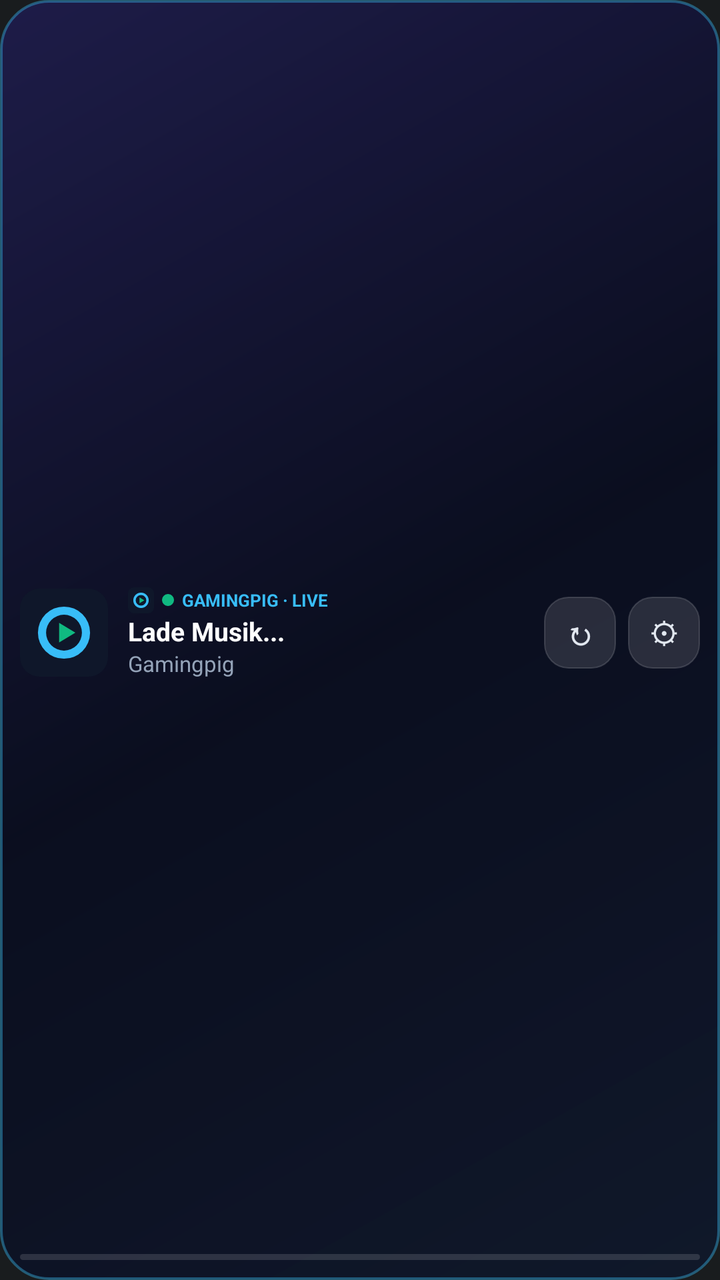
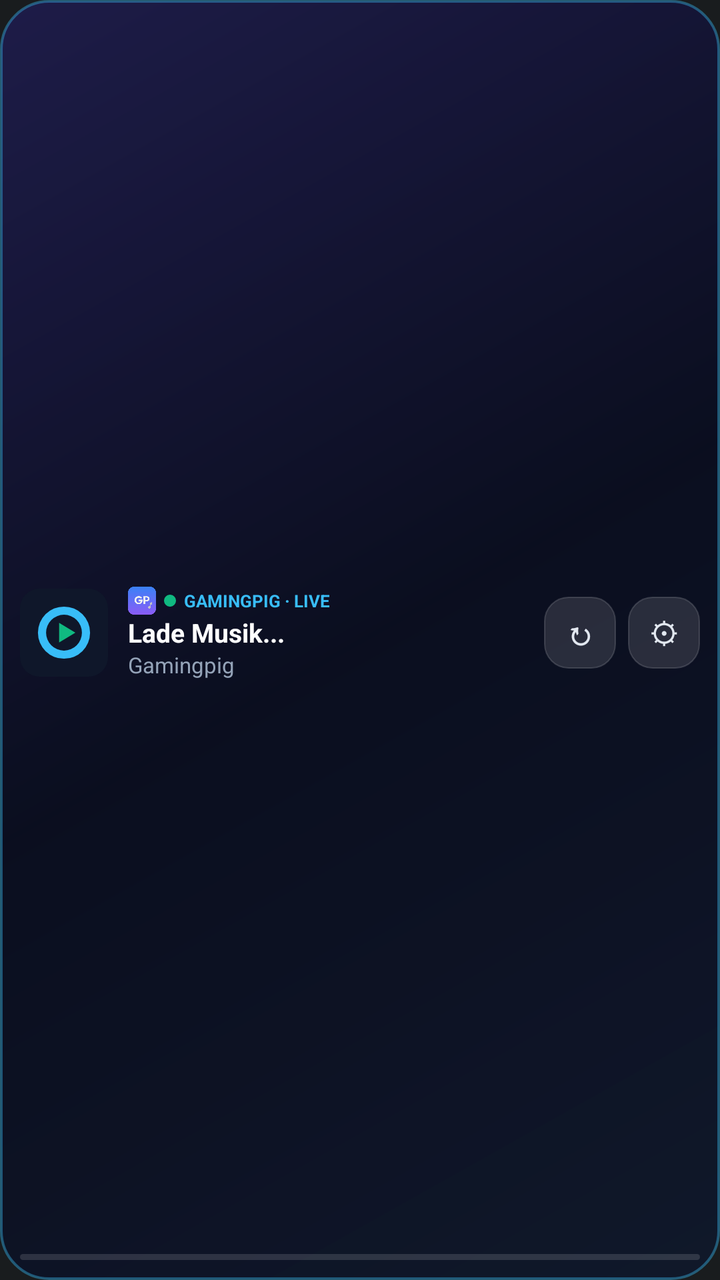

Screens rendered from an Android XML layout before and after an edit, with the pre-edit source and the edit as a unified diff.
<!-- AndroidManifest.xml: application theme android:Theme.DeviceDefault.NoActionBar -->
<!-- res/layout/widget_layout_compact.xml -->
<?xml version="1.0" encoding="utf-8"?>
<FrameLayout xmlns:android="http://schemas.android.com/apk/res/android"
    android:id="@+id/widget_root"
    android:layout_width="match_parent"
    android:layout_height="match_parent"
    android:background="@drawable/widget_bg_liquid">

    <ImageView
        android:id="@+id/widget_bg_image"
        android:layout_width="match_parent"
        android:layout_height="match_parent"
        android:scaleType="fitXY"
        android:visibility="gone" />

    <LinearLayout
        android:layout_width="match_parent"
        android:layout_height="match_parent"
        android:gravity="center_vertical"
        android:orientation="vertical"
        android:padding="10dp">

        <LinearLayout
            android:layout_width="match_parent"
            android:layout_height="0dp"
            android:layout_weight="1"
            android:gravity="center_vertical"
            android:orientation="horizontal">

            <LinearLayout
                android:id="@+id/widget_content_area"
                android:layout_width="0dp"
                android:layout_height="wrap_content"
                android:layout_weight="1"
                android:gravity="center_vertical"
                android:orientation="horizontal">

                <ImageView
                    android:id="@+id/widget_cover"
                    android:layout_width="44dp"
                    android:layout_height="44dp"
                    android:background="@drawable/cover_placeholder"
                    android:scaleType="centerCrop"
                    android:src="@drawable/ic_launcher_pig" />

                <LinearLayout
                    android:layout_width="0dp"
                    android:layout_height="wrap_content"
                    android:layout_marginStart="10dp"
                    android:layout_weight="1"
                    android:orientation="vertical">

                    <LinearLayout
                        android:layout_width="match_parent"
                        android:layout_height="wrap_content"
                        android:gravity="center_vertical"
                        android:orientation="horizontal">

                        <ImageView
                            android:id="@+id/widget_app_logo"
                            android:layout_width="13dp"
                            android:layout_height="13dp"
                            android:src="@drawable/ic_launcher_pig" />

                        <ImageView
                            android:id="@+id/widget_status_dot"
                            android:layout_width="6dp"
                            android:layout_height="6dp"
                            android:layout_marginStart="4dp"
                            android:src="@drawable/status_dot_live" />

                        <TextView
                            android:id="@+id/widget_status_text"
                            android:layout_width="wrap_content"
                            android:layout_height="wrap_content"
                            android:layout_marginStart="4dp"
                            android:ellipsize="end"
                            android:maxLines="1"
                            android:text="GAMINGPIG · LIVE"
                            android:textColor="#38BDF8"
                            android:textSize="8.5sp"
                            android:textStyle="bold" />
                    </LinearLayout>

                    <TextView
                        android:id="@+id/widget_title"
                        android:layout_width="match_parent"
                        android:layout_height="wrap_content"
                        android:ellipsize="end"
                        android:maxLines="1"
                        android:text="Lade Musik..."
                        android:textColor="#FFFFFF"
                        android:textSize="13sp"
                        android:textStyle="bold" />

                    <TextView
                        android:id="@+id/widget_artist"
                        android:layout_width="match_parent"
                        android:layout_height="wrap_content"
                        android:ellipsize="end"
                        android:maxLines="1"
                        android:text="Gamingpig"
                        android:textColor="#94A3B8"
                        android:textSize="11sp" />

                    <TextView
                        android:id="@+id/widget_meta"
                        android:layout_width="0dp"
                        android:layout_height="0dp"
                        android:visibility="gone" />

                    <TextView
                        android:id="@+id/widget_recent_text"
                        android:layout_width="0dp"
                        android:layout_height="0dp"
                        android:visibility="gone" />
                </LinearLayout>
            </LinearLayout>

            <TextView
                android:id="@+id/widget_btn_refresh"
                android:layout_width="36dp"
                android:layout_height="36dp"
                android:layout_marginStart="6dp"
                android:background="@drawable/widget_btn_bg_dark"
                android:gravity="center"
                android:text="↻"
                android:textColor="#E2E8F0"
                android:textSize="16sp"
                android:textStyle="bold" />

            <TextView
                android:id="@+id/widget_btn_config"
                android:layout_width="36dp"
                android:layout_height="36dp"
                android:layout_marginStart="6dp"
                android:background="@drawable/widget_btn_bg_dark"
                android:gravity="center"
                android:text="⚙"
                android:textColor="#E2E8F0"
                android:textSize="15sp" />
        </LinearLayout>

        <ProgressBar
            android:id="@+id/widget_progress"
            style="?android:attr/progressBarStyleHorizontal"
            android:layout_width="match_parent"
            android:layout_height="3dp"
            android:layout_marginTop="4dp"
            android:max="100"
            android:progress="0"
            android:progressDrawable="@drawable/progress_bar_custom" />

    </LinearLayout>
</FrameLayout>
<!-- resources referenced by this layout -->
<resources>
  <!-- drawable cover_placeholder (drawable) -->
  <?xml version="1.0" encoding="utf-8"?>
  <shape xmlns:android="http://schemas.android.com/apk/res/android" android:shape="rectangle">
      <solid android:color="#1E293B" />
      <corners android:radius="14dp" />
      <stroke android:width="1dp" android:color="#26FFFFFF" />
  </shape>
  <!-- drawable ic_launcher_pig (drawable) -->
  <?xml version="1.0" encoding="utf-8"?>
  <vector xmlns:android="http://schemas.android.com/apk/res/android"
      android:width="108dp"
      android:height="108dp"
      android:viewportWidth="108"
      android:viewportHeight="108">
      <path
          android:fillColor="#0F172A"
          android:pathData="M24,0 L84,0 A24,24 0 0,1 108,24 L108,84 A24,24 0 0,1 84,108 L24,108 A24,24 0 0,1 0,84 L0,24 A24,24 0 0,1 24,0 Z" />
      <path
          android:fillColor="#38BDF8"
          android:pathData="M54,22 A32,32 0 1,0 54,86 A32,32 0 1,0 54,22 Z M54,32 A22,22 0 1,1 54,76 A22,22 0 1,1 54,32 Z" />
      <path
          android:fillColor="#10B981"
          android:pathData="M48,42 L68,54 L48,66 Z" />
  </vector>
  <!-- drawable progress_bar_custom (drawable) -->
  <?xml version="1.0" encoding="utf-8"?>
  <layer-list xmlns:android="http://schemas.android.com/apk/res/android">
      <item android:id="@android:id/background">
          <shape android:shape="rectangle">
              <corners android:radius="4dp" />
              <solid android:color="#22FFFFFF" />
          </shape>
      </item>
      <item android:id="@android:id/progress">
          <clip>
              <shape android:shape="rectangle">
                  <corners android:radius="4dp" />
                  <gradient
                      android:startColor="#38BDF8"
                      android:centerColor="#818CF8"
                      android:endColor="#EC4899"
                      android:angle="0" />
              </shape>
          </clip>
      </item>
  </layer-list>
  <!-- drawable status_dot_live (drawable) -->
  <?xml version="1.0" encoding="utf-8"?>
  <shape xmlns:android="http://schemas.android.com/apk/res/android" android:shape="oval">
      <solid android:color="#10B981" />
  </shape>
  <!-- drawable widget_bg_liquid (drawable) -->
  <?xml version="1.0" encoding="utf-8"?>
  <shape xmlns:android="http://schemas.android.com/apk/res/android" android:shape="rectangle">
      <gradient
          android:angle="135"
          android:startColor="#EB0F172A"
          android:centerColor="#F0090D1F"
          android:endColor="#EB1E1B4B"
          android:type="linear" />
      <corners android:radius="24dp" />
      <stroke android:width="1.3dp" android:color="#6638BDF8" />
  </shape>
  <!-- drawable widget_btn_bg_dark (drawable) -->
  <?xml version="1.0" encoding="utf-8"?>
  <shape xmlns:android="http://schemas.android.com/apk/res/android" android:shape="rectangle">
      <solid android:color="#1FFFFFFF" />
      <corners android:radius="12dp" />
      <stroke android:width="0.8dp" android:color="#26FFFFFF" />
  </shape>
</resources>

<!-- the commit's change to res/layout/widget_layout_compact.xml (unified diff, before → after) -->
@@ -57,9 +57,9 @@
 
                         <ImageView
                             android:id="@+id/widget_app_logo"
-                            android:layout_width="13dp"
-                            android:layout_height="13dp"
-                            android:src="@drawable/ic_launcher_pig" />
+                            android:layout_width="14dp"
+                            android:layout_height="14dp"
+                            android:src="@drawable/ic_gamingpig_app" />
 
                         <ImageView
                             android:id="@+id/widget_status_dot"
<!-- resource entries referenced after the edit -->
@@ -7,6 +7,7 @@
       <corners android:radius="14dp" />
       <stroke android:width="1dp" android:color="#26FFFFFF" />
   </shape>
+  <!-- drawable ic_gamingpig_app: png bitmap (drawable, 4285 bytes) -->
   <!-- drawable ic_launcher_pig (drawable) -->
   <?xml version="1.0" encoding="utf-8"?>
   <vector xmlns:android="http://schemas.android.com/apk/res/android"
